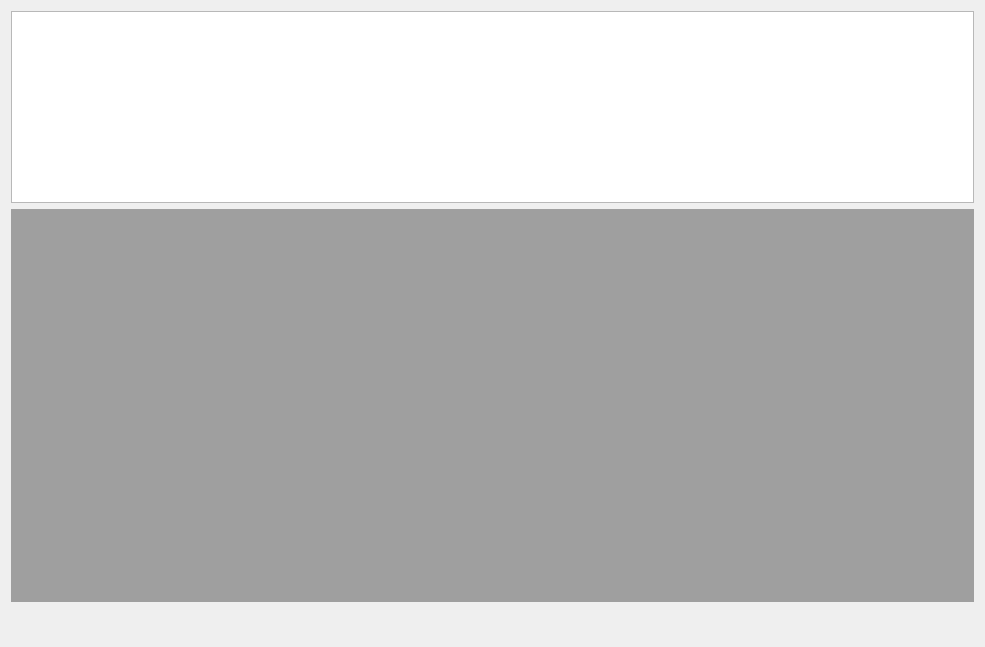
Above: src/boards/etc/eos/ui/eosform.ui from CoffeeCoder1/universal-focus-remote before the change. Below: the same form after it.
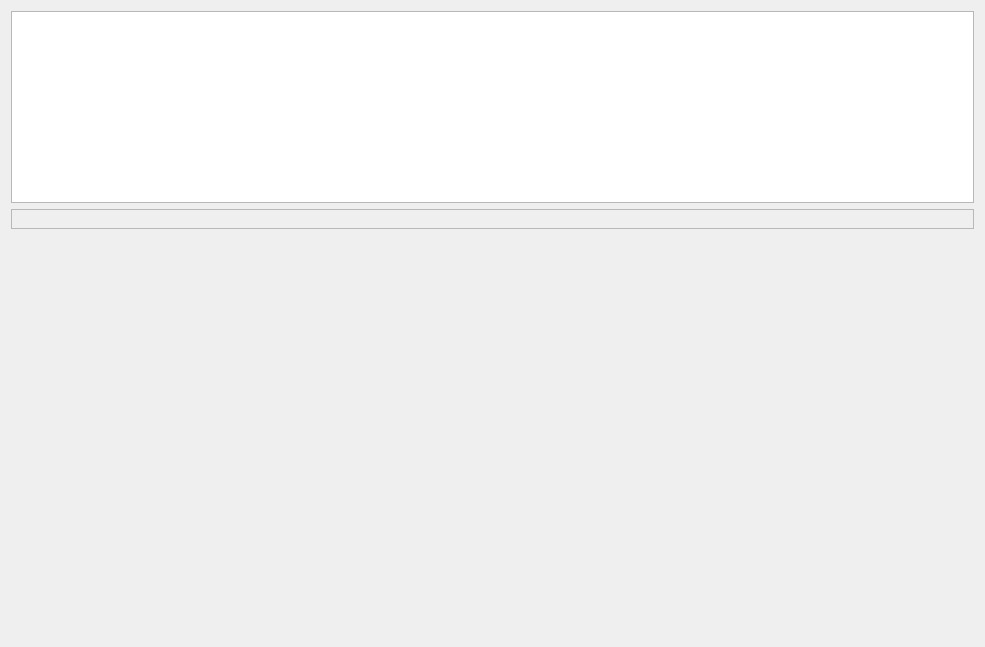
That is the form after the change.

Commit message:
Remove the MDI area
It doesn't really look that good, especially on mobile, so this just
removes it in favor of a QFrame. This also fixes the issue where the MDI
stuff wasn't filling in the backgrounds, since there aren't any MDI
areas anymore.

What changed in the file:
```diff
--- a/src/boards/etc/eos/ui/eosform.ui
+++ b/src/boards/etc/eos/ui/eosform.ui
@@ -47,7 +47,15 @@
     </widget>
    </item>
    <item>
-    <widget class="QMdiArea" name="mdiArea"/>
+    <widget class="QFrame" name="tabArea">
+     <property name="frameShape">
+      <enum>QFrame::Shape::StyledPanel</enum>
+     </property>
+     <property name="frameShadow">
+      <enum>QFrame::Shadow::Raised</enum>
+     </property>
+     <layout class="QHBoxLayout" name="horizontalLayout_2"/>
+    </widget>
    </item>
    <item>
     <spacer name="verticalSpacer">
```
The commit also changes 1 other file.
